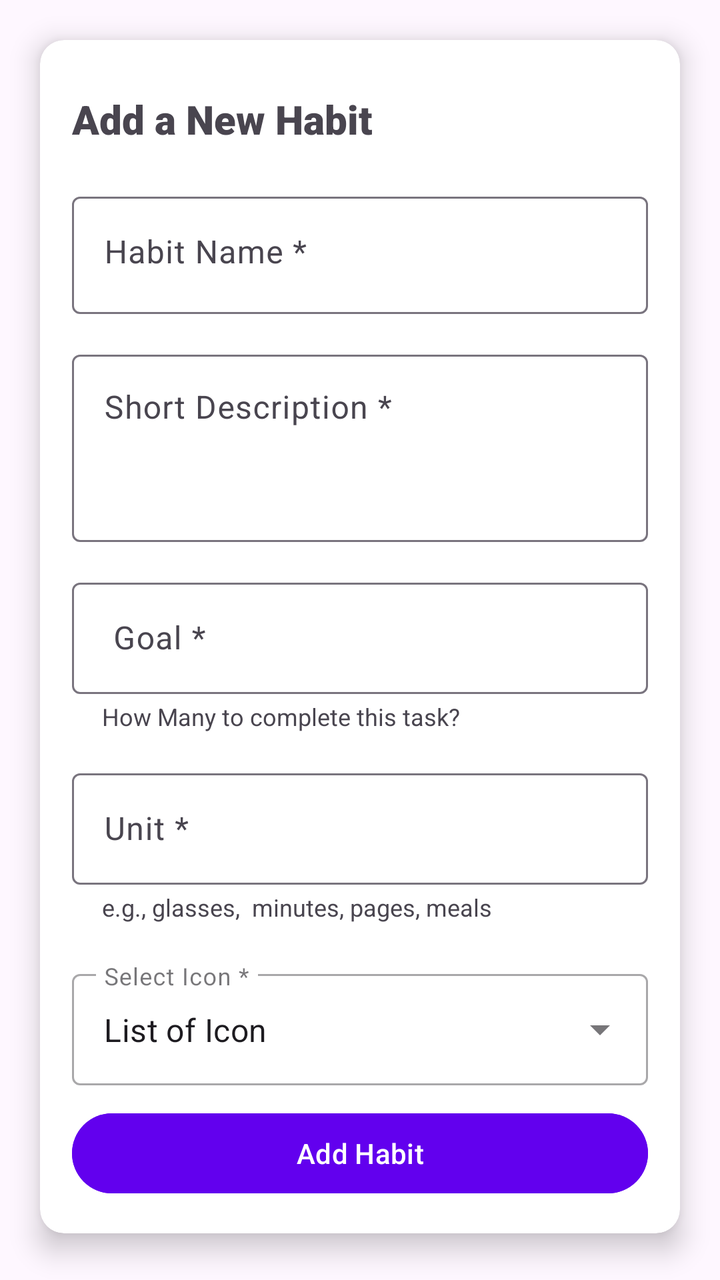
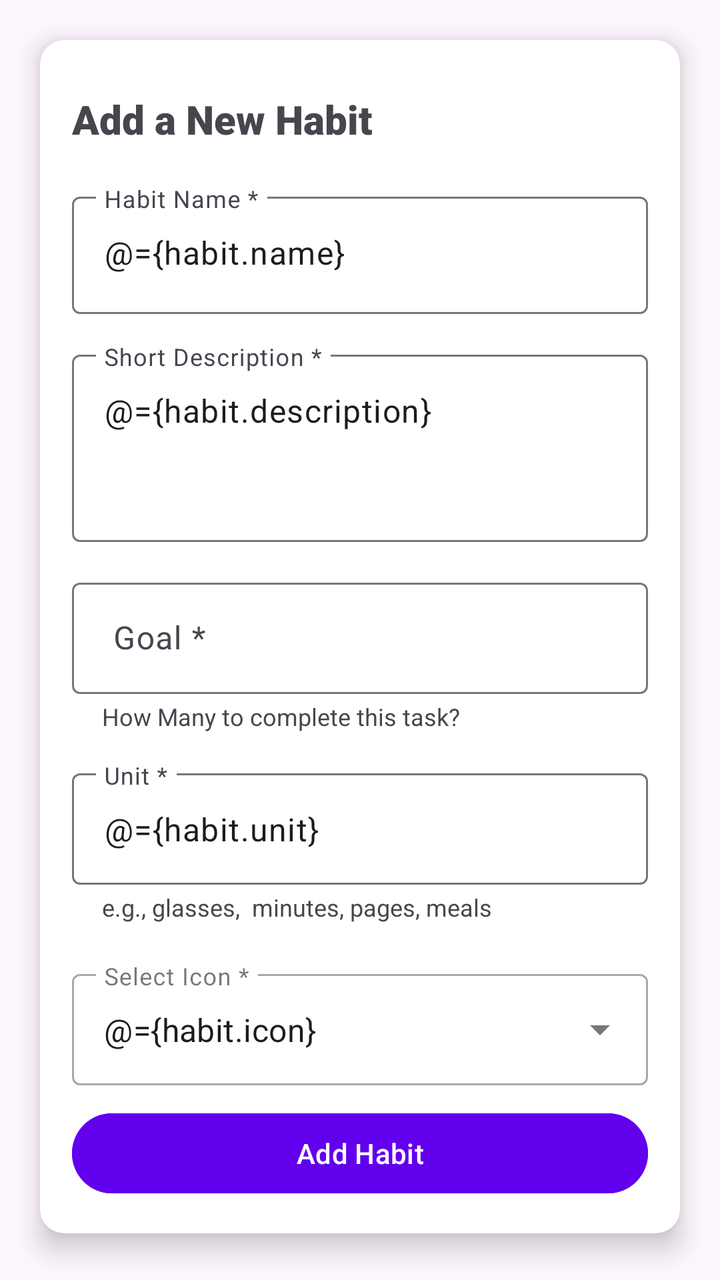

Screens rendered from an Android XML layout before and after an edit, with the pre-edit source and the edit as a unified diff.
<!-- AndroidManifest.xml: application theme Theme.HabitTracker -->
<!-- res/layout/fragment_new_habit.xml -->
<?xml version="1.0" encoding="utf-8"?>
<FrameLayout xmlns:android="http://schemas.android.com/apk/res/android"
    xmlns:app="http://schemas.android.com/apk/res-auto"
    xmlns:tools="http://schemas.android.com/tools"
    android:layout_width="match_parent"
    android:layout_height="match_parent"
    tools:context=".View.NewHabitFragment">

    <androidx.cardview.widget.CardView
        android:layout_width="match_parent"
        android:layout_height="wrap_content"
        android:layout_margin="20dp"
        app:cardBackgroundColor="@color/white"
        app:cardCornerRadius="12dp"
        app:cardElevation="8dp" >

        <LinearLayout
            android:layout_width="match_parent"
            android:layout_height="match_parent"
            android:orientation="vertical"
            android:padding="16dp">

            <TextView
                android:id="@+id/textView"
                android:layout_width="match_parent"
                android:layout_height="wrap_content"
                android:fontFamily="sans-serif-black"
                android:paddingTop="10dp"
                android:paddingBottom="20dp"
                android:text="Add a New Habit"
                android:textSize="20sp"
                android:textStyle="bold" />

            <com.google.android.material.textfield.TextInputLayout
                android:layout_width="match_parent"
                android:layout_height="match_parent"
                android:layout_marginBottom="15dp">

                <com.google.android.material.textfield.TextInputEditText
                    android:id="@+id/txtHabitName"
                    android:layout_width="match_parent"
                    android:layout_height="wrap_content"
                    android:hint="Habit Name *"
                    android:inputType="text"
                    android:paddingBottom="20dp" />

            </com.google.android.material.textfield.TextInputLayout>

            <com.google.android.material.textfield.TextInputLayout
                android:layout_width="match_parent"
                android:layout_height="match_parent"
                android:layout_marginBottom="15dp">

                <com.google.android.material.textfield.TextInputEditText
                    android:id="@+id/txtDescription"
                    android:layout_width="match_parent"
                    android:layout_height="wrap_content"
                    android:gravity="start|top"
                    android:hint="Short Description *"
                    android:maxLines="5"
                    android:minLines="3" />
            </com.google.android.material.textfield.TextInputLayout>

            <com.google.android.material.textfield.TextInputLayout
                android:layout_width="match_parent"
                android:layout_height="match_parent"
                android:layout_marginBottom="15dp">

                <com.google.android.material.textfield.TextInputEditText
                    android:id="@+id/txtGoal"
                    android:layout_width="match_parent"
                    android:layout_height="wrap_content"
                    android:hint=" Goal *"
                    android:inputType="number|numberDecimal" />

                <TextView
                    android:id="@+id/textView4"
                    android:layout_width="wrap_content"
                    android:layout_height="wrap_content"
                    android:layout_marginStart="15dp"
                    android:layout_marginTop="3dp"
                    android:layout_weight="1"
                    android:text="How Many to complete this task?"
                    android:textSize="12sp" />
            </com.google.android.material.textfield.TextInputLayout>

            <com.google.android.material.textfield.TextInputLayout
                android:layout_width="match_parent"
                android:layout_height="match_parent"
                android:layout_marginBottom="20dp">

                <com.google.android.material.textfield.TextInputEditText
                    android:id="@+id/txtUnit"
                    android:layout_width="match_parent"
                    android:layout_height="wrap_content"
                    android:hint="Unit *"
                    android:inputType="text" />

                <TextView
                    android:id="@+id/textView5"
                    android:layout_width="wrap_content"
                    android:layout_height="wrap_content"
                    android:layout_marginStart="15dp"
                    android:layout_marginTop="3dp"
                    android:layout_weight="1"
                    android:text="e.g., glasses,  minutes, pages, meals"
                    android:textSize="12sp" />
            </com.google.android.material.textfield.TextInputLayout>

            <com.google.android.material.textfield.TextInputLayout
                android:layout_width="match_parent"
                android:layout_height="wrap_content"
                android:layout_marginBottom="10dp"
                android:hint="Select Icon *"
                style="@style/Widget.MaterialComponents.TextInputLayout.OutlinedBox.ExposedDropdownMenu">

                <AutoCompleteTextView
                    android:id="@+id/spinnerIcon"
                    android:layout_width="match_parent"
                    android:layout_height="wrap_content"
                    android:layout_weight="1"
                    android:text="List of Icon" />
            </com.google.android.material.textfield.TextInputLayout>
                <Button
                    android:id="@+id/btnAddHabit"
                    android:layout_width="match_parent"
                    android:layout_height="wrap_content"
                    android:backgroundTint="@color/primaryColor"
                    android:text="Add Habit"
                    android:textColor="@color/white" />

        </LinearLayout>

    </androidx.cardview.widget.CardView>

</FrameLayout>
<!-- resources referenced by this layout -->
<resources>
  <color name="primaryColor">#6200EE</color>
  <color name="white">#FFFFFFFF</color>
  <style name="Theme.HabitTracker" parent="Base.Theme.HabitTracker" />
  <style name="Base.Theme.HabitTracker" parent="Theme.Material3.DayNight.NoActionBar">
          
          
      </style>
</resources>

<!-- the commit's change to res/layout/fragment_new_habit.xml (unified diff, before → after) -->
@@ -1,126 +1,147 @@
 <?xml version="1.0" encoding="utf-8"?>
-<FrameLayout xmlns:android="http://schemas.android.com/apk/res/android"
+<layout xmlns:android="http://schemas.android.com/apk/res/android"
     xmlns:app="http://schemas.android.com/apk/res-auto"
-    xmlns:tools="http://schemas.android.com/tools"
-    android:layout_width="match_parent"
-    android:layout_height="match_parent"
-    tools:context=".View.NewHabitFragment">
+    xmlns:tools="http://schemas.android.com/tools">
 
-    <androidx.cardview.widget.CardView
+    <data>
+        <variable
+            name="habit"
+            type="com.nmp.habittracker.model.Habit" />
+
+        <variable
+            name="listener"
+            type="android.view.View.OnClickListener" />
+
+        <variable
+            name="saveListener"
+            type="android.view.View.OnClickListener" />
+    </data>
+
+    <FrameLayout
         android:layout_width="match_parent"
-        android:layout_height="wrap_content"
-        android:layout_margin="20dp"
-        app:cardBackgroundColor="@color/white"
-        app:cardCornerRadius="12dp"
-        app:cardElevation="8dp" >
+        android:layout_height="match_parent"
+        tools:context=".View.NewHabitFragment">
 
-        <LinearLayout
+        <androidx.cardview.widget.CardView
             android:layout_width="match_parent"
-            android:layout_height="match_parent"
-            android:orientation="vertical"
-            android:padding="16dp">
+            android:layout_height="wrap_content"
+            android:layout_margin="20dp"
+            app:cardBackgroundColor="@color/white"
+            app:cardCornerRadius="12dp"
+            app:cardElevation="8dp">
 
-            <TextView
-                android:id="@+id/textView"
-                android:layout_width="match_parent"
-                android:layout_height="wrap_content"
-                android:fontFamily="sans-serif-black"
-                android:paddingTop="10dp"
-                android:paddingBottom="20dp"
-                android:text="Add a New Habit"
-                android:textSize="20sp"
-                android:textStyle="bold" />
-
-            <com.google.android.material.textfield.TextInputLayout
+            <LinearLayout
                 android:layout_width="match_parent"
                 android:layout_height="match_parent"
-                android:layout_marginBottom="15dp">
+                android:orientation="vertical"
+                android:padding="16dp">
 
-                <com.google.android.material.textfield.TextInputEditText
-                    android:id="@+id/txtHabitName"
+                <TextView
+                    android:id="@+id/textView"
                     android:layout_width="match_parent"
                     android:layout_height="wrap_content"
-                    android:hint="Habit Name *"
-                    android:inputType="text"
-                    android:paddingBottom="20dp" />
+                    android:fontFamily="sans-serif-black"
+                    android:paddingTop="10dp"
+                    android:paddingBottom="20dp"
+                    android:text="Add a New Habit"
+                    android:textSize="20sp"
+                    android:textStyle="bold" />
 
-            </com.google.android.material.textfield.TextInputLayout>
+                <com.google.android.material.textfield.TextInputLayout
+                    android:layout_width="match_parent"
+                    android:layout_height="match_parent"
+                    android:layout_marginBottom="15dp">
 
-            <com.google.android.material.textfield.TextInputLayout
-                android:layout_width="match_parent"
-                android:layout_height="match_parent"
-                android:layout_marginBottom="15dp">
+                    <com.google.android.material.textfield.TextInputEditText
+                        android:id="@+id/txtHabitName"
+                        android:layout_width="match_parent"
+                        android:layout_height="wrap_content"
+                        android:hint="Habit Name *"
+                        android:text="@={habit.name}"
+                        android:inputType="text"
+                        android:paddingBottom="20dp" />
 
-                <com.google.android.material.textfield.TextInputEditText
-                    android:id="@+id/txtDescription"
+                </com.google.android.material.textfield.TextInputLayout>
+
+                <com.google.android.material.textfield.TextInputLayout
+                    android:layout_width="match_parent"
+                    android:layout_height="match_parent"
+                    android:layout_marginBottom="15dp">
+
+                    <com.google.android.material.textfield.TextInputEditText
+                        android:id="@+id/txtDescription"
+                        android:layout_width="match_parent"
+                        android:layout_height="wrap_content"
+                        android:gravity="start|top"
+                        android:hint="Short Description *"
+                        android:text="@={habit.description}"
+                        android:maxLines="5"
+                        android:minLines="3" />
+                </com.google.android.material.textfield.TextInputLayout>
+
+                <com.google.android.material.textfield.TextInputLayout
+                    android:layout_width="match_parent"
+                    android:layout_height="match_parent"
+                    android:layout_marginBottom="15dp">
+
+                    <com.google.android.material.textfield.TextInputEditText
+                        android:id="@+id/txtGoal"
+                        android:layout_width="match_parent"
+                        android:layout_height="wrap_content"
+                        android:hint=" Goal *"
+                        android:text="@{String.valueOf(habit.goal)}"
+                        android:inputType="number|numberDecimal" />
+
+                    <TextView
+                        android:id="@+id/textView4"
+                        android:layout_width="wrap_content"
+                        android:layout_height="wrap_content"
+                        android:layout_marginStart="15dp"
+                        android:layout_marginTop="3dp"
+                        android:layout_weight="1"
+                        android:text="How Many to complete this task?"
+                        android:textSize="12sp" />
+                </com.google.android.material.textfield.TextInputLayout>
+
+                <com.google.android.material.textfield.TextInputLayout
+                    android:layout_width="match_parent"
+                    android:layout_height="match_parent"
+                    android:layout_marginBottom="20dp">
+
+                    <com.google.android.material.textfield.TextInputEditText
+                        android:id="@+id/txtUnit"
+                        android:layout_width="match_parent"
+                        android:layout_height="wrap_content"
+                        android:hint="Unit *"
+                        android:inputType="text"
+                        android:text="@={habit.unit}" />
+
+                    <TextView
+                        android:id="@+id/textView5"
+                        android:layout_width="wrap_content"
+                        android:layout_height="wrap_content"
+                        android:layout_marginStart="15dp"
+                        android:layout_marginTop="3dp"
+                        android:layout_weight="1"
+                        android:text="e.g., glasses,  minutes, pages, meals"
+                        android:textSize="12sp" />
+                </com.google.android.material.textfield.TextInputLayout>
+
+                <com.google.android.material.textfield.TextInputLayout
                     android:layout_width="match_parent"
                     android:layout_height="wrap_content"
-                    android:gravity="start|top"
-                    android:hint="Short Description *"
-                    android:maxLines="5"
-                    android:minLines="3" />
-            </com.google.android.material.textfield.TextInputLayout>
+                    android:layout_marginBottom="10dp"
+                    android:hint="Select Icon *"
+                    style="@style/Widget.MaterialComponents.TextInputLayout.OutlinedBox.ExposedDropdownMenu">
 
-            <com.google.android.material.textfield.TextInputLayout
-                android:layout_width="match_parent"
-                android:layout_height="match_parent"
-                android:layout_marginBottom="15dp">
+                    <AutoCompleteTextView
+                        android:id="@+id/spinnerIcon"
+                        android:layout_width="match_parent"
+                        android:layout_height="wrap_content"
+                        android:layout_weight="1"
+                        android:text="@={habit.icon}" />
+                </com.google.android.material.textfield.TextInputLayout>
 
-                <com.google.android.material.textfield.TextInputEditText
-                    android:id="@+id/txtGoal"
-                    android:layout_width="match_parent"
-                    android:layout_height="wrap_content"
-                    android:hint=" Goal *"
-                    android:inputType="number|numberDecimal" />
-
-                <TextView
-                    android:id="@+id/textView4"
-                    android:layout_width="wrap_content"
-                    android:layout_height="wrap_content"
-                    android:layout_marginStart="15dp"
-                    android:layout_marginTop="3dp"
-                    android:layout_weight="1"
-                    android:text="How Many to complete this task?"
-                    android:textSize="12sp" />
-            </com.google.android.material.textfield.TextInputLayout>
-
-            <com.google.android.material.textfield.TextInputLayout
-                android:layout_width="match_parent"
-                android:layout_height="match_parent"
-                android:layout_marginBottom="20dp">
-
-                <com.google.android.material.textfield.TextInputEditText
-                    android:id="@+id/txtUnit"
-                    android:layout_width="match_parent"
-                    android:layout_height="wrap_content"
-                    android:hint="Unit *"
-                    android:inputType="text" />
-
-                <TextView
-                    android:id="@+id/textView5"
-                    android:layout_width="wrap_content"
-                    android:layout_height="wrap_content"
-                    android:layout_marginStart="15dp"
-                    android:layout_marginTop="3dp"
-                    android:layout_weight="1"
-                    android:text="e.g., glasses,  minutes, pages, meals"
-                    android:textSize="12sp" />
-            </com.google.android.material.textfield.TextInputLayout>
-
-            <com.google.android.material.textfield.TextInputLayout
-                android:layout_width="match_parent"
-                android:layout_height="wrap_content"
-                android:layout_marginBottom="10dp"
-                android:hint="Select Icon *"
-                style="@style/Widget.MaterialComponents.TextInputLayout.OutlinedBox.ExposedDropdownMenu">
-
-                <AutoCompleteTextView
-                    android:id="@+id/spinnerIcon"
-                    android:layout_width="match_parent"
-                    android:layout_height="wrap_content"
-                    android:layout_weight="1"
-                    android:text="List of Icon" />
-            </com.google.android.material.textfield.TextInputLayout>
                 <Button
                     android:id="@+id/btnAddHabit"
                     android:layout_width="match_parent"
@@ -129,8 +150,9 @@
                     android:text="Add Habit"
                     android:textColor="@color/white" />
 
-        </LinearLayout>
+            </LinearLayout>
 
-    </androidx.cardview.widget.CardView>
+        </androidx.cardview.widget.CardView>
 
-</FrameLayout>
+    </FrameLayout>
+</layout>
